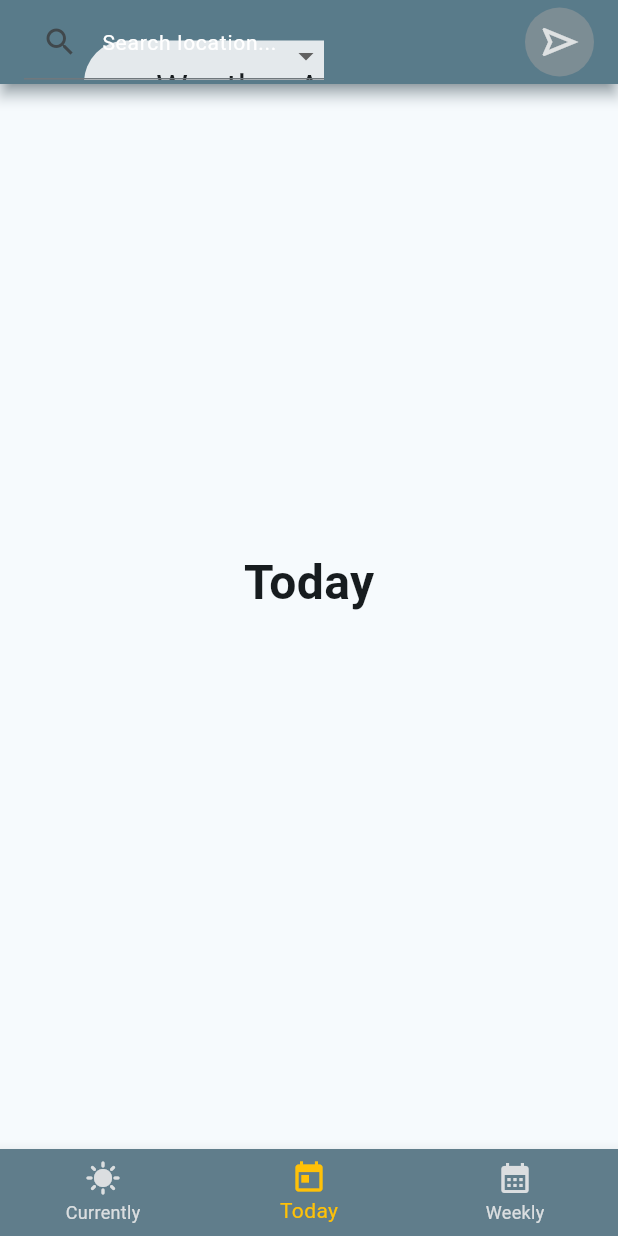
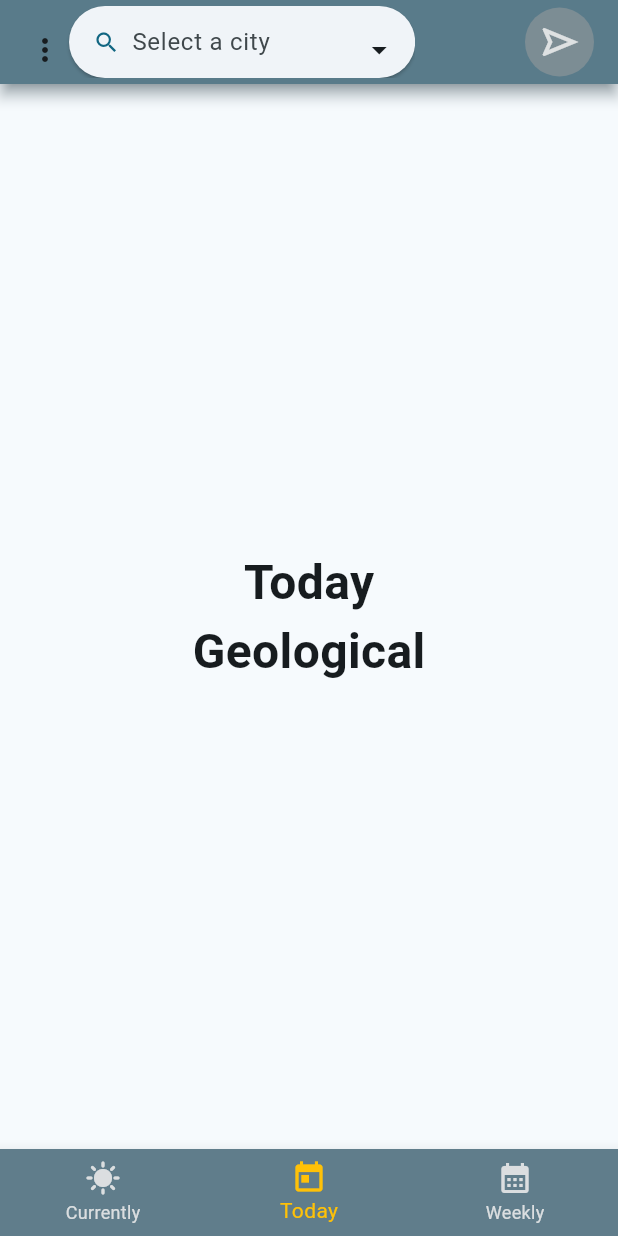
Before and after one commit to ryu-75/Piscine-mobile, a Flutter app: the screen it shows after launch, item 2 of the bottom bar chosen, after a tap on the "navigation" icon, on a phone screen of 412 x 824 dp. Run offline on Flutter 3.47's test engine with Material 3 defaults, Android fonts, the light colour scheme and no system bars; our stand-ins replace geolocator, logger.

Commit message:
[UPDATE] - Get current location success

```diff
--- a/module02/ex00/weatherAppV2Proj/lib/api/api_service.dart
+++ b/module02/ex00/weatherAppV2Proj/lib/api/api_service.dart
@@ -1,7 +1,7 @@
 import 'package:http/http.dart' as http;
 
 class ApiService {
-  final String  apiUrl = "https://api.open-meteo.com/v1/forecast?latitude=52.52&longitude=13.41&hourly=temperature_2m";
+  final String  apiUrl = "https://api.open-meteo.com/v1/forecast?latitude=52.52&longitude=13.41";
 
   Future<http.Response> fetchWeatherData() async {
     return await http.get(Uri.parse(apiUrl));
--- a/module02/ex00/weatherAppV2Proj/lib/api/weather_api.dart
+++ b/module02/ex00/weatherAppV2Proj/lib/api/weather_api.dart
@@ -1,10 +1,12 @@
 import 'dart:convert';
 
 import 'package:flutter/material.dart';
+import 'package:geolocator/geolocator.dart';
 import 'package:http/http.dart' as http;
 import 'package:weather_app_v2_proj/api/api_service.dart';
 import 'package:weather_app_v2_proj/model/weather_model.dart';
 import 'package:weather_app_v2_proj/utils/geolocation.dart';
+import 'package:weather_app_v2_proj/widget/pop_up_validation.dart';
 
 class WeatherApi extends StatefulWidget {
   const WeatherApi({super.key});
@@ -14,15 +16,15 @@
 }
 
 class _WeatherApiState extends State<WeatherApi> {
-  String  data = '';
+  Map<String, dynamic>?  dataArray;
   final ApiService  _service = ApiService();
-
-  Future<String>  fetchWeatherData() async {
+  String data = '';
+  Future<Map<String, dynamic>>  fetchWeatherData() async {
     final response = await _service.fetchWeatherData();
     if (response.statusCode == 200) {
       data = response.body;
-      print(data);
-      return data;
+      dataArray = jsonDecode(data);
+      return dataArray!;
     } else {
       throw Exception("Data can't be retrieve");
     }
@@ -30,36 +32,38 @@
 
   @override
   Widget  build(BuildContext context) {
-    // List<WeatherModel>  weatherData = [];
-
     return Column(
       mainAxisAlignment: MainAxisAlignment.center,
       children: [
-        ElevatedButton(
-          onPressed: fetchWeatherData,
-          child: const Text('Fetch data'),
+        const SizedBox(height: 20),
+        FutureBuilder(
+          future: determinePosition(),
+          builder: (BuildContext context, AsyncSnapshot<Position> snapshot) {
+            if (snapshot.connectionState == ConnectionState.waiting) {
+              return const Center(
+                child: CircularProgressIndicator()
+              );
+            } else if (snapshot.hasError) {
+              return Center(
+                child: Text('Error: ${snapshot.error}')
+              );
+            } else if (snapshot.hasData) {
+              String  cardinalValues = "Latitude: ${snapshot.data!.latitude} Longitude: ${snapshot.data!.longitude}";
+              return Center(
+                child: Text(cardinalValues),
+              );
+            } else {
+              return const Center(
+                child: Text('No data available')
+              );
+            }
+          },
         ),
-        // const SizedBox(height: 20),
-        Text(data),
-        // SizedBox(
-        //   height: 100,
-        //   width: 100,
-        //   child: ListView.builder(
-        //     itemCount: weatherData.length,
-        //     itemBuilder: (context, index) {
-        //       final weathers = weatherData[index];
-        //       // final latitude = weathers.latitude;
-        //       final longitude = weathers.longitude;
-        //       // final current = weathers.current;
-        //       // final temperatureUnit = weathers.temperatureUnit;
-        //       // final forecastDays = weathers.forecastDays;
-        //       return ListTile(
-        //         title: Text(longitude.toString()),
-        //       );
-        //     },
-        //   ),
-        // ),
       ],
     );
   }
 }
+
+// class _GetCurrentPosition extends Position {
+
+// }
--- a/module02/ex00/weatherAppV2Proj/lib/main.dart
+++ b/module02/ex00/weatherAppV2Proj/lib/main.dart
@@ -1,11 +1,14 @@
+import 'package:flutter/cupertino.dart';
+import 'package:flutter/gestures.dart';
 import 'package:flutter/material.dart';
+import 'package:flutter/rendering.dart';
+import 'package:flutter/services.dart';
+import 'package:flutter/widgets.dart';
 import 'package:logger/logger.dart';
-import 'package:geolocator/geolocator.dart';
-import 'package:weather_app_v2_proj/utils/geolocation.dart';
+import 'package:weather_app_v2_proj/api/weather_api.dart';
+import 'package:weather_app_v2_proj/widget/city_widget.dart';
+import 'package:weather_app_v2_proj/widget/pop_up_validation.dart';
 
-import 'package:weather_app_v2_proj/widget/city_widget.dart';
-import 'package:weather_app_v2_proj/api/weather_api.dart';
-import 'package:weather_app_v2_proj/widget/pop_up_validation.dart';
 import 'Screen/today_weather_screen.dart';
 import 'Screen/weekly_weather_screen.dart';
 
@@ -48,6 +51,8 @@
 class _MyHomePageState extends State<MyHomePage> {
   final Logger logger = Logger();
   final myController = TextEditingController();
+  final PageController  _pageController = PageController();
+  final FocusNode _focusNode = FocusNode();
 
   int selectedIndex = 0;
   String? selectedCity;
@@ -63,8 +68,13 @@
   Widget build(BuildContext context) {
     return Scaffold(
       appBar: appBarTop(),
-      body: IndexedStack(
-        index: selectedIndex,
+      body: PageView(
+        controller: _pageController,
+        onPageChanged: (index) {
+          setState(() {
+            selectedIndex = index;
+          });
+        },
         children: <Widget>[
           Center(
             child: Column(
@@ -93,6 +103,17 @@
   // Bottom Navigation
   BottomNavigationBar bottomNavigation() {
     return BottomNavigationBar(
+      currentIndex: selectedIndex,
+      onTap: (index) {
+        _pageController.animateToPage(
+          index,
+          duration: const Duration(milliseconds: 300),
+          curve: Curves.ease,
+        );
+        setState(() {
+          selectedIndex = index;
+        });
+      },
       backgroundColor: Colors.blueGrey,
       selectedItemColor: Colors.amber,
       items: const <BottomNavigationBarItem>[
@@ -109,12 +130,6 @@
           label: 'Weekly'
         ),
       ],
-      currentIndex: selectedIndex,
-      onTap: (int index) {
-        setState(() {
-          selectedIndex = index;
-        });
-      },
       unselectedItemColor: mainColor,
     );
   }
@@ -125,62 +140,40 @@
       backgroundColor: Colors.blueGrey,
       shadowColor: Colors.blueGrey,
       elevation: 4,
-      title: Column(
-        children: <Widget>[
-          Row(
+      title: Row(
         mainAxisAlignment: MainAxisAlignment.spaceBetween,
         children: <Widget>[
           Stack(
             children: [
               const Positioned(
-                    left:0,
-                    child: AboutDialog()),
-                  Positioned(
-                    child: TextField(
-                      controller: myController,
-                      decoration: const InputDecoration(
-                      hintText: 'Select a city',
-                      prefixIcon: Icon(Icons.search),
-                      labelText: 'Search location...',
-                      labelStyle: TextStyle(
-                      color: Colors.white,
-                          fontSize: 14,
+                  left: -10,
+                  top: 5,
+                  child: PopUpValidation(),
                 ),
-                        constraints: BoxConstraints(
-                          maxHeight: 50,
-                          maxWidth: 200,
-                        ),
-                      ),
-                    ),
+              Padding(
+                padding: const EdgeInsets.only(left:30),
+                child: searchButton(),
               ),
               Positioned(
                 right: 0,
-                    top: 10,
-                    child: DropdownButton<String>(
-                      alignment: Alignment.center,
+                child: PopupMenuButton<String>(
+                  position: PopupMenuPosition.under,
+                  padding: const EdgeInsets.only(top: 10),
                   icon: const Icon(Icons.arrow_drop_down),
-                      iconSize: 24,
-                      autofocus: false,
-                      focusColor: Colors.transparent,
-                      elevation: 12,
-                      underline: Container(
-                        height: 0,
-                        color: Colors.transparent,
-                      ),
-                      onChanged: (String? newValue) {
-                        if (newValue != null) {
+                  onSelected: (String? value) {
                     setState(() {
-                            selectedCity = newValue;
-                            myController.text = newValue;
+                      selectedCity = value;
                     });
-                        }
                   },
-                      items: cityName.map<DropdownMenuItem<String>>((String value) {
-                        return DropdownMenuItem<String>(
-                          enabled: false,
+                  itemBuilder: (BuildContext context) {
+                    return cityName.take(1).map<PopupMenuItem<String>>((String value) {
+                        return PopupMenuItem<String>(
+                          value: value,
                           child: Text(value),
                         );
-                      }).toList(),
+                      },
+                    ).toList();
+                  },
                 ),
               ),
             ],
@@ -190,14 +183,7 @@
             child: GestureDetector(
               onTap: () {
                 setState(() {
-                      selectedCity = myController.text;
-                      if (!cityName.contains(selectedCity)) {
-                        if (selectedCity != null) {
-                          if (cityName.isNotEmpty) cityName.clear();
-                          cityName.add(selectedCity!);
-                          myController.text = '';
-                        }
-                      }
+                  selectedCity = "Geological";
                 });
               },
               child: Container(
@@ -216,7 +202,69 @@
           ),
         ],
       ),
-        ],
+    );
+  }
+
+  // Search button
+  ElevatedButton searchButton() {
+    MediaQueryData  queryData = MediaQuery.of(context);
+
+    double screenWidth = queryData.size.width;
+    return ElevatedButton.icon(
+      label: KeyboardListener(
+        focusNode: _focusNode,
+        onKeyEvent: (e) {
+          if (e is KeyDownEvent && e.logicalKey == LogicalKeyboardKey.enter) {
+            setState(() {
+              String? newValue = myController.text;
+              if (newValue.isNotEmpty) {
+                selectedCity = newValue;
+                if (cityName.isNotEmpty) cityName.clear();
+                cityName.add(selectedCity!);
+                myController.text = '';
+              }
+            });
+          }
+        },
+        child: SizedBox(
+          width: screenWidth * 0.4,
+          child: textField(screenWidth),
+        ),
+      ),
+      icon: const Icon(Icons.search),
+      autofocus: false,
+      iconAlignment: IconAlignment.start,
+      onPressed: () {
+        setState(() {
+          String? newValue = myController.text;
+          if (newValue.isNotEmpty) {
+            selectedCity = newValue;
+            cityName.add(selectedCity!);
+            myController.text = '';
+            myController.clear();
+          }
+        });
+      },
+    );
+  }
+
+  // Text field
+  TextField textField(double screenWidth) {
+    return TextField(
+      textInputAction: TextInputAction.search,
+      controller: myController,
+      decoration: const InputDecoration(
+        enabledBorder: UnderlineInputBorder(
+          borderSide: BorderSide(color: Colors.transparent),
+        ),
+        focusedBorder: UnderlineInputBorder(
+          borderSide: BorderSide(color: Colors.transparent)
+        ),
+        hintText: 'Select a city',
+        labelStyle: TextStyle(
+        color: Colors.white,
+          fontSize: 14,
+        ),
       ),
     );
   }
--- a/module02/ex00/weatherAppV2Proj/pubspec.yaml
+++ b/module02/ex00/weatherAppV2Proj/pubspec.yaml
@@ -38,6 +38,7 @@
   # Use with the CupertinoIcons class for iOS style icons.
   cupertino_icons: ^1.0.6
   geolocator: ^12.0.0
+  baseflow_plugin_template: ^2.1.2
 
 dev_dependencies:
   flutter_test:
```
Also changed, not shown: module02/ex00/weatherAppV2Proj/lib/model/weather_model.dart (+13 -13 lines), module02/ex00/weatherAppV2Proj/pubspec.lock, 5 other files. Lines whose indentation alone changed are shown as unchanged.
